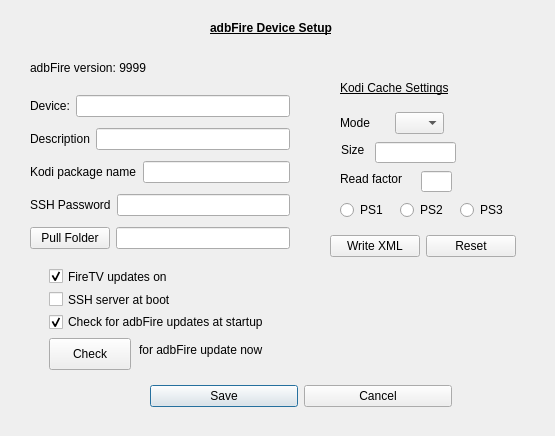
First picture: the form in preferencesdialog.ui, repository kbrack1/adbFire, before the edit.
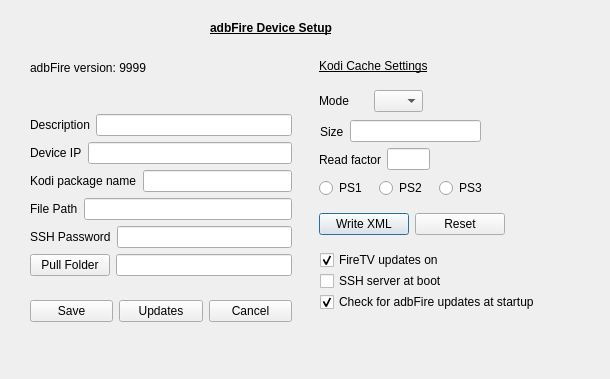
Second picture: the form after the edit.

Patch:
```diff
--- a/preferencesdialog.ui
+++ b/preferencesdialog.ui
@@ -6,8 +6,8 @@
    <rect>
     <x>0</x>
     <y>0</y>
-    <width>555</width>
-    <height>436</height>
+    <width>610</width>
+    <height>379</height>
    </rect>
   </property>
   <property name="windowTitle">
@@ -29,32 +29,6 @@
     <string>&lt;html&gt;&lt;head/&gt;&lt;body&gt;&lt;p&gt;&lt;span style=&quot; font-weight:600; text-decoration: underline;&quot;&gt;adbFire Device Setup&lt;/span&gt;&lt;/p&gt;&lt;/body&gt;&lt;/html&gt;</string>
    </property>
   </widget>
-  <widget class="QWidget" name="layoutWidget">
-   <property name="geometry">
-    <rect>
-     <x>150</x>
-     <y>380</y>
-     <width>302</width>
-     <height>32</height>
-    </rect>
-   </property>
-   <layout class="QHBoxLayout" name="horizontalLayout">
-    <item>
-     <widget class="QPushButton" name="pushButton">
-      <property name="text">
-       <string>Save</string>
-      </property>
-     </widget>
-    </item>
-    <item>
-     <widget class="QPushButton" name="pushButton_2">
-      <property name="text">
-       <string>Cancel</string>
-      </property>
-     </widget>
-    </item>
-   </layout>
-  </widget>
   <widget class="QLabel" name="versionLabel">
    <property name="geometry">
     <rect>
@@ -68,180 +42,6 @@
     <string>adbFire version: 9999</string>
    </property>
   </widget>
-  <widget class="QLabel" name="label_3">
-   <property name="geometry">
-    <rect>
-     <x>139</x>
-     <y>342</y>
-     <width>144</width>
-     <height>16</height>
-    </rect>
-   </property>
-   <property name="text">
-    <string>for adbFire update now</string>
-   </property>
-  </widget>
-  <widget class="QPushButton" name="getUpdate">
-   <property name="geometry">
-    <rect>
-     <x>49</x>
-     <y>338</y>
-     <width>82</width>
-     <height>32</height>
-    </rect>
-   </property>
-   <property name="text">
-    <string>Check</string>
-   </property>
-  </widget>
-  <widget class="QWidget" name="layoutWidget">
-   <property name="geometry">
-    <rect>
-     <x>49</x>
-     <y>268</y>
-     <width>252</width>
-     <height>62</height>
-    </rect>
-   </property>
-   <layout class="QVBoxLayout" name="verticalLayout_2">
-    <item>
-     <widget class="QCheckBox" name="ftvupdatesBox">
-      <property name="toolTip">
-       <string>&lt;html&gt;&lt;head/&gt;&lt;body&gt;&lt;p&gt;This&lt;span style=&quot; color:#c0c0c0;&quot;/&gt;disables/enables&lt;span style=&quot; color:#c0c0c0;&quot;/&gt;com.amazon.dcp&lt;/p&gt;&lt;/body&gt;&lt;/html&gt;</string>
-      </property>
-      <property name="text">
-       <string>FireTV updates on</string>
-      </property>
-      <property name="checked">
-       <bool>true</bool>
-      </property>
-     </widget>
-    </item>
-    <item>
-     <widget class="QCheckBox" name="sshbox">
-      <property name="toolTip">
-       <string>&lt;html&gt;&lt;head/&gt;&lt;body&gt;&lt;p&gt;This&lt;span style=&quot; color:#c0c0c0;&quot;/&gt;disables/enables&lt;span style=&quot; color:#c0c0c0;&quot;/&gt;com.amazon.dcp&lt;/p&gt;&lt;/body&gt;&lt;/html&gt;</string>
-      </property>
-      <property name="text">
-       <string>SSH server at boot</string>
-      </property>
-      <property name="checked">
-       <bool>false</bool>
-      </property>
-     </widget>
-    </item>
-    <item>
-     <widget class="QCheckBox" name="versioncheck">
-      <property name="toolTip">
-       <string>&lt;html&gt;&lt;head/&gt;&lt;body&gt;&lt;p&gt;This&lt;span style=&quot; color:#c0c0c0;&quot;/&gt;disables/enables&lt;span style=&quot; color:#c0c0c0;&quot;/&gt;com.amazon.dcp&lt;/p&gt;&lt;/body&gt;&lt;/html&gt;</string>
-      </property>
-      <property name="text">
-       <string>Check for adbFire updates at startup</string>
-      </property>
-      <property name="checked">
-       <bool>true</bool>
-      </property>
-     </widget>
-    </item>
-   </layout>
-  </widget>
-  <widget class="QWidget" name="layoutWidget">
-   <property name="geometry">
-    <rect>
-     <x>30</x>
-     <y>90</y>
-     <width>260</width>
-     <height>167</height>
-    </rect>
-   </property>
-   <layout class="QVBoxLayout" name="verticalLayout">
-    <item>
-     <layout class="QHBoxLayout" name="horizontalLayout_2">
-      <item>
-       <widget class="QLabel" name="devlab">
-        <property name="text">
-         <string>Device:</string>
-        </property>
-       </widget>
-      </item>
-      <item>
-       <widget class="QLineEdit" name="daddr"/>
-      </item>
-     </layout>
-    </item>
-    <item>
-     <layout class="QHBoxLayout" name="horizontalLayout_3">
-      <item>
-       <widget class="QLabel" name="devlab_2">
-        <property name="text">
-         <string>Description</string>
-        </property>
-       </widget>
-      </item>
-      <item>
-       <widget class="QLineEdit" name="description"/>
-      </item>
-     </layout>
-    </item>
-    <item>
-     <layout class="QHBoxLayout" name="horizontalLayout_4">
-      <item>
-       <widget class="QLabel" name="label">
-        <property name="text">
-         <string>Kodi package name</string>
-        </property>
-       </widget>
-      </item>
-      <item>
-       <widget class="QLineEdit" name="packagename">
-        <property name="toolTip">
-         <string>&lt;html&gt;&lt;head/&gt;&lt;body&gt;&lt;p&gt;Package name for Kodi or Kodi fork&lt;/p&gt;&lt;/body&gt;&lt;/html&gt;</string>
-        </property>
-       </widget>
-      </item>
-     </layout>
-    </item>
-    <item>
-     <layout class="QHBoxLayout" name="horizontalLayout_8">
-      <item>
-       <widget class="QLabel" name="label_4">
-        <property name="text">
-         <string>SSH Password</string>
-        </property>
-       </widget>
-      </item>
-      <item>
-       <widget class="QLineEdit" name="sshpassword">
-        <property name="toolTip">
-         <string>&lt;html&gt;&lt;head/&gt;&lt;body&gt;&lt;p&gt;SSH password (Root only)&lt;/p&gt;&lt;/body&gt;&lt;/html&gt;</string>
-        </property>
-       </widget>
-      </item>
-     </layout>
-    </item>
-    <item>
-     <layout class="QHBoxLayout" name="horizontalLayout_9">
-      <item>
-       <widget class="QPushButton" name="pfolderButton">
-        <property name="toolTip">
-         <string>Choose folder for pulled files</string>
-        </property>
-        <property name="text">
-         <string>Pull Folder</string>
-        </property>
-       </widget>
-      </item>
-      <item>
-       <widget class="QLineEdit" name="pulldir">
-        <property name="toolTip">
-         <string>Pulled files are put in this folder</string>
-        </property>
-       </widget>
-      </item>
-     </layout>
-    </item>
-   </layout>
-  </widget>
   <widget class="QLabel" name="recnum">
    <property name="geometry">
     <rect>
@@ -255,78 +55,11 @@
     <string>TextLabel</string>
    </property>
   </widget>
-  <widget class="QLabel" name="label_7">
-   <property name="geometry">
-    <rect>
-     <x>341</x>
-     <y>142</y>
-     <width>26</width>
-     <height>16</height>
-    </rect>
-   </property>
-   <property name="text">
-    <string>Size</string>
-   </property>
-  </widget>
-  <widget class="QLineEdit" name="buffersize">
-   <property name="geometry">
-    <rect>
-     <x>375</x>
-     <y>142</y>
-     <width>81</width>
-     <height>21</height>
-    </rect>
-   </property>
-   <property name="toolTip">
-    <string>&lt;html&gt;&lt;head/&gt;&lt;body&gt;&lt;p&gt;Kodi cache size in bytes&lt;/p&gt;&lt;/body&gt;&lt;/html&gt;</string>
-   </property>
-   <property name="inputMethodHints">
-    <set>Qt::ImhNone</set>
-   </property>
-   <property name="inputMask">
-    <string>999999999</string>
-   </property>
-  </widget>
-  <widget class="QLabel" name="label_5">
-   <property name="geometry">
-    <rect>
-     <x>340</x>
-     <y>171</y>
-     <width>72</width>
-     <height>16</height>
-    </rect>
-   </property>
-   <property name="text">
-    <string>Read factor</string>
-   </property>
-  </widget>
-  <widget class="QLineEdit" name="bufferfactor">
-   <property name="geometry">
-    <rect>
-     <x>421</x>
-     <y>171</y>
-     <width>31</width>
-     <height>21</height>
-    </rect>
-   </property>
-   <property name="maximumSize">
-    <size>
-     <width>299</width>
-     <height>16777215</height>
-    </size>
-   </property>
-   <property name="inputMask">
-    <string>9999</string>
-   </property>
-   <property name="text">
-    <string/>
-   </property>
-  </widget>
   <widget class="QLabel" name="label_8">
    <property name="geometry">
     <rect>
-     <x>340</x>
-     <y>80</y>
+     <x>319</x>
+     <y>58</y>
      <width>161</width>
      <height>16</height>
     </rect>
@@ -335,11 +68,11 @@
     <string>&lt;html&gt;&lt;head/&gt;&lt;body&gt;&lt;p&gt;&lt;span style=&quot; text-decoration: underline;&quot;&gt;Kodi Cache Settings&lt;/span&gt;&lt;/p&gt;&lt;/body&gt;&lt;/html&gt;</string>
    </property>
   </widget>
-  <widget class="QWidget" name="">
+  <widget class="QWidget" name="layoutWidget">
    <property name="geometry">
     <rect>
-     <x>340</x>
-     <y>110</y>
+     <x>319</x>
+     <y>88</y>
      <width>104</width>
      <height>26</height>
     </rect>
@@ -389,11 +122,11 @@
     </item>
    </layout>
   </widget>
-  <widget class="QWidget" name="">
+  <widget class="QWidget" name="layoutWidget">
    <property name="geometry">
     <rect>
-     <x>330</x>
-     <y>230</y>
+     <x>319</x>
+     <y>208</y>
      <width>186</width>
      <height>32</height>
     </rect>
@@ -418,11 +151,11 @@
     </item>
    </layout>
   </widget>
-  <widget class="QWidget" name="">
+  <widget class="QWidget" name="layoutWidget">
    <property name="geometry">
     <rect>
-     <x>340</x>
-     <y>200</y>
+     <x>319</x>
+     <y>178</y>
      <width>174</width>
      <height>20</height>
     </rect>
@@ -466,6 +199,283 @@
     </item>
    </layout>
   </widget>
+  <widget class="QWidget" name="layoutWidget">
+   <property name="geometry">
+    <rect>
+     <x>320</x>
+     <y>120</y>
+     <width>161</width>
+     <height>23</height>
+    </rect>
+   </property>
+   <layout class="QHBoxLayout" name="horizontalLayout_12">
+    <item>
+     <widget class="QLabel" name="label_7">
+      <property name="text">
+       <string>Size</string>
+      </property>
+     </widget>
+    </item>
+    <item>
+     <widget class="QLineEdit" name="buffersize">
+      <property name="toolTip">
+       <string>&lt;html&gt;&lt;head/&gt;&lt;body&gt;&lt;p&gt;Kodi cache size in bytes&lt;/p&gt;&lt;/body&gt;&lt;/html&gt;</string>
+      </property>
+      <property name="inputMethodHints">
+       <set>Qt::ImhNone</set>
+      </property>
+      <property name="inputMask">
+       <string>999999999</string>
+      </property>
+     </widget>
+    </item>
+   </layout>
+  </widget>
+  <widget class="QWidget" name="layoutWidget">
+   <property name="geometry">
+    <rect>
+     <x>319</x>
+     <y>148</y>
+     <width>111</width>
+     <height>23</height>
+    </rect>
+   </property>
+   <layout class="QHBoxLayout" name="horizontalLayout_13">
+    <item>
+     <widget class="QLabel" name="label_5">
+      <property name="text">
+       <string>Read factor</string>
+      </property>
+     </widget>
+    </item>
+    <item>
+     <widget class="QLineEdit" name="bufferfactor">
+      <property name="maximumSize">
+       <size>
+        <width>299</width>
+        <height>16777215</height>
+       </size>
+      </property>
+      <property name="inputMask">
+       <string>9999</string>
+      </property>
+      <property name="text">
+       <string/>
+      </property>
+     </widget>
+    </item>
+   </layout>
+  </widget>
+  <widget class="QCheckBox" name="sshbox">
+   <property name="geometry">
+    <rect>
+     <x>320</x>
+     <y>271</y>
+     <width>142</width>
+     <height>20</height>
+    </rect>
+   </property>
+   <property name="toolTip">
+    <string>&lt;html&gt;&lt;head/&gt;&lt;body&gt;&lt;p&gt;Start SSH server at boot&lt;/p&gt;&lt;/body&gt;&lt;/html&gt;</string>
+   </property>
+   <property name="text">
+    <string>SSH server at boot</string>
+   </property>
+   <property name="checked">
+    <bool>false</bool>
+   </property>
+  </widget>
+  <widget class="QCheckBox" name="ftvupdatesBox">
+   <property name="geometry">
+    <rect>
+     <x>320</x>
+     <y>250</y>
+     <width>138</width>
+     <height>20</height>
+    </rect>
+   </property>
+   <property name="toolTip">
+    <string>&lt;html&gt;&lt;head/&gt;&lt;body&gt;&lt;p&gt;This&lt;span style=&quot; color:#c0c0c0;&quot;/&gt;disables/enables&lt;span style=&quot; color:#c0c0c0;&quot;/&gt;com.amazon.dcp&lt;/p&gt;&lt;/body&gt;&lt;/html&gt;</string>
+   </property>
+   <property name="text">
+    <string>FireTV updates on</string>
+   </property>
+   <property name="checked">
+    <bool>true</bool>
+   </property>
+  </widget>
+  <widget class="QCheckBox" name="versioncheck">
+   <property name="geometry">
+    <rect>
+     <x>320</x>
+     <y>292</y>
+     <width>252</width>
+     <height>20</height>
+    </rect>
+   </property>
+   <property name="toolTip">
+    <string>&lt;html&gt;&lt;head/&gt;&lt;body&gt;&lt;p&gt;Check for adbFire updates when program starts&lt;/p&gt;&lt;/body&gt;&lt;/html&gt;</string>
+   </property>
+   <property name="text">
+    <string>Check for adbFire updates at startup</string>
+   </property>
+   <property name="checked">
+    <bool>true</bool>
+   </property>
+  </widget>
+  <widget class="QWidget" name="layoutWidget">
+   <property name="geometry">
+    <rect>
+     <x>30</x>
+     <y>96</y>
+     <width>262</width>
+     <height>244</height>
+    </rect>
+   </property>
+   <layout class="QVBoxLayout" name="verticalLayout">
+    <item>
+     <layout class="QVBoxLayout" name="verticalLayout_2">
+      <item>
+       <layout class="QHBoxLayout" name="horizontalLayout_2">
+        <item>
+         <widget class="QLabel" name="devlab">
+          <property name="text">
+           <string>Description</string>
+          </property>
+         </widget>
+        </item>
+        <item>
+         <widget class="QLineEdit" name="description"/>
+        </item>
+       </layout>
+      </item>
+      <item>
+       <layout class="QHBoxLayout" name="horizontalLayout_3">
+        <item>
+         <widget class="QLabel" name="devlab_2">
+          <property name="text">
+           <string>Device IP</string>
+          </property>
+         </widget>
+        </item>
+        <item>
+         <widget class="QLineEdit" name="daddr"/>
+        </item>
+       </layout>
+      </item>
+      <item>
+       <layout class="QHBoxLayout" name="horizontalLayout_4">
+        <item>
+         <widget class="QLabel" name="label">
+          <property name="text">
+           <string>Kodi package name</string>
+          </property>
+         </widget>
+        </item>
+        <item>
+         <widget class="QLineEdit" name="packagename">
+          <property name="toolTip">
+           <string>&lt;html&gt;&lt;head/&gt;&lt;body&gt;&lt;p&gt;Package name for Kodi or Kodi fork&lt;/p&gt;&lt;/body&gt;&lt;/html&gt;</string>
+          </property>
+         </widget>
+        </item>
+       </layout>
+      </item>
+      <item>
+       <layout class="QHBoxLayout" name="horizontalLayout_8">
+        <item>
+         <widget class="QLabel" name="label_9">
+          <property name="text">
+           <string>File Path</string>
+          </property>
+         </widget>
+        </item>
+        <item>
+         <widget class="QLineEdit" name="filepath">
+          <property name="toolTip">
+           <string>&lt;html&gt;&lt;head/&gt;&lt;body&gt;&lt;p&gt;SSH password (Root only)&lt;/p&gt;&lt;/body&gt;&lt;/html&gt;</string>
+          </property>
+         </widget>
+        </item>
+       </layout>
+      </item>
+      <item>
+       <layout class="QHBoxLayout" name="horizontalLayout_9">
+        <item>
+         <widget class="QLabel" name="label_4">
+          <property name="text">
+           <string>SSH Password</string>
+          </property>
+         </widget>
+        </item>
+        <item>
+         <widget class="QLineEdit" name="sshpassword">
+          <property name="toolTip">
+           <string>&lt;html&gt;&lt;head/&gt;&lt;body&gt;&lt;p&gt;SSH password (Root only)&lt;/p&gt;&lt;/body&gt;&lt;/html&gt;</string>
+          </property>
+         </widget>
+        </item>
+       </layout>
+      </item>
+      <item>
+       <layout class="QHBoxLayout" name="horizontalLayout_10">
+        <item>
+         <widget class="QPushButton" name="pfolderButton">
+          <property name="toolTip">
+           <string>Choose folder for pulled files</string>
+          </property>
+          <property name="text">
+           <string>Pull Folder</string>
+          </property>
+         </widget>
+        </item>
+        <item>
+         <widget class="QLineEdit" name="pulldir">
+          <property name="toolTip">
+           <string>Pulled files are put in this folder</string>
+          </property>
+         </widget>
+        </item>
+       </layout>
+      </item>
+     </layout>
+    </item>
+    <item>
+     <layout class="QHBoxLayout" name="horizontalLayout">
+      <item>
+       <widget class="QPushButton" name="pushButton">
+        <property name="toolTip">
+         <string>&lt;html&gt;&lt;head/&gt;&lt;body&gt;&lt;p&gt;Save data to database&lt;/p&gt;&lt;/body&gt;&lt;/html&gt;</string>
+        </property>
+        <property name="text">
+         <string>Save</string>
+        </property>
+       </widget>
+      </item>
+      <item>
+       <widget class="QPushButton" name="getUpdate">
+        <property name="toolTip">
+         <string>&lt;html&gt;&lt;head/&gt;&lt;body&gt;&lt;p&gt;Check for adbFire Updates&lt;/p&gt;&lt;/body&gt;&lt;/html&gt;</string>
+        </property>
+        <property name="text">
+         <string>Updates</string>
+        </property>
+       </widget>
+      </item>
+      <item>
+       <widget class="QPushButton" name="pushButton_2">
+        <property name="toolTip">
+         <string>&lt;html&gt;&lt;head/&gt;&lt;body&gt;&lt;p&gt;Close rhis dialog&lt;/p&gt;&lt;/body&gt;&lt;/html&gt;</string>
+        </property>
+        <property name="text">
+         <string>Cancel</string>
+        </property>
+       </widget>
+      </item>
+     </layout>
+    </item>
+   </layout>
+  </widget>
  </widget>
  <tabstops>
   <tabstop>daddr</tabstop>
```
Left out of the diff: 15 changed lines with no effect on the pictures.
